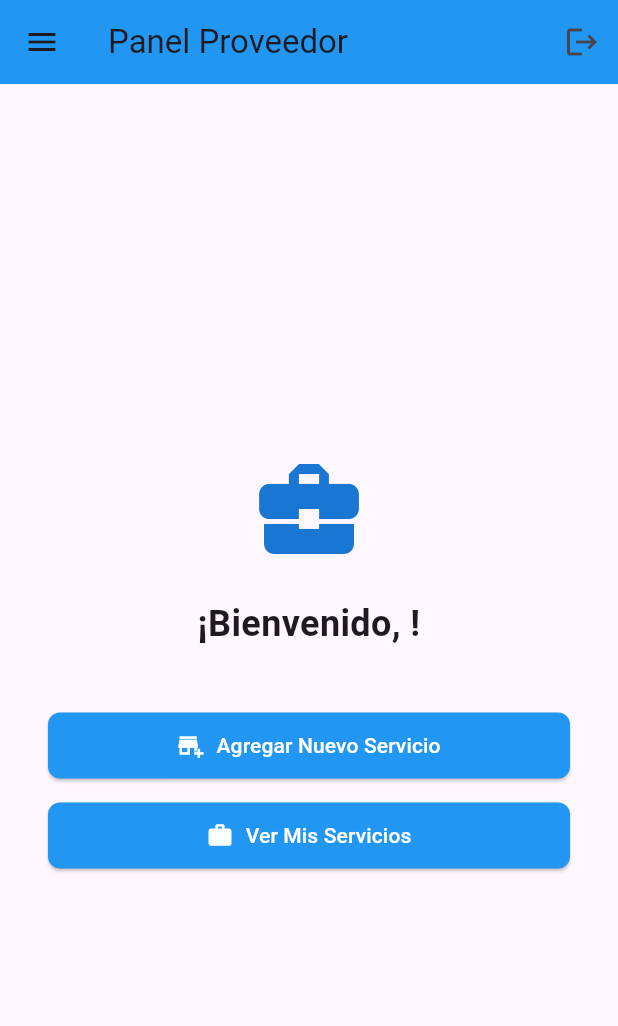
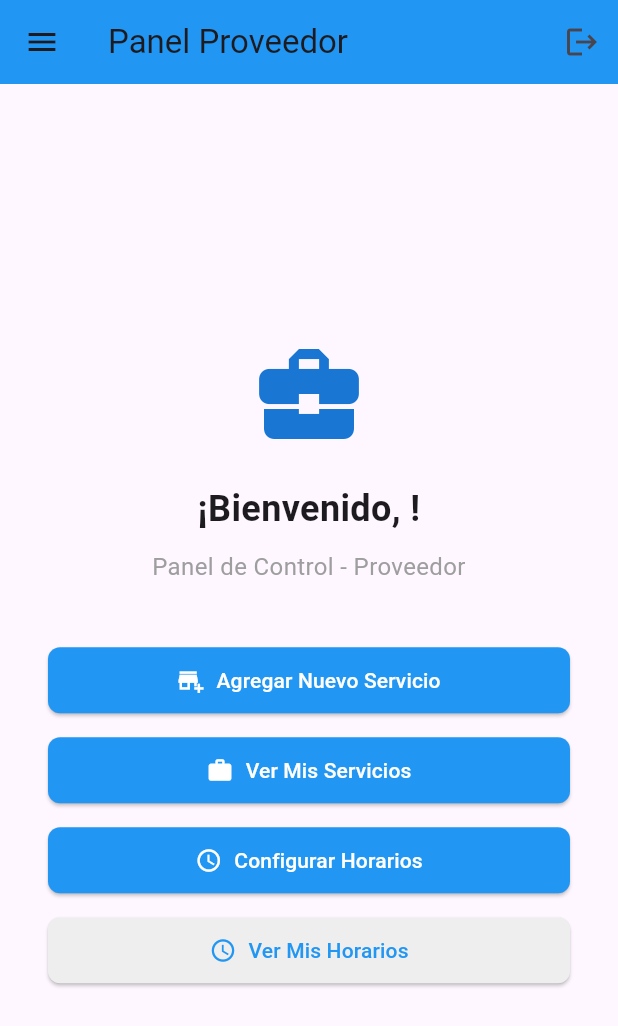
Before and after one commit to alexa11b/Citas_moviles_J.A, a Flutter app: the DashboardProveedor screen opened directly with empty values, on a phone screen of 412 x 824 dp. Shown: the top 1026 px of the screen. Run offline on Flutter 3.47's test engine with Material 3 defaults, Android fonts, the phone set to English and light mode, and no system bars; accounts and stored records are empty.

Commit message:
Sprint 2_C-H  27/10/25

```diff
--- a/flutter_application_appdate2/lib/MVVM/View/dashboard_proveedor.dart
+++ b/flutter_application_appdate2/lib/MVVM/View/dashboard_proveedor.dart
@@ -5,6 +5,8 @@ import 'package:flutter_application_appdate2/MVVM/Models/usuario.dart';
 import 'package:flutter_application_appdate2/MVVM/View/pagina_servicios.dart';
 import 'package:flutter_application_appdate2/MVVM/View/agregar_servicio.dart';
 import 'package:flutter_application_appdate2/MVVM/View/pagina_perfil.dart';
+import 'package:flutter_application_appdate2/MVVM/View/agregar_horario.dart';
+import 'package:flutter_application_appdate2/MVVM/View/pagina_horario.dart';
 
 class DashboardProveedor extends StatelessWidget {
   final Usuario usuario;
@@ -45,6 +47,12 @@ class DashboardProveedor extends StatelessWidget {
               style: const TextStyle(fontSize: 24, fontWeight: FontWeight.bold),
               textAlign: TextAlign.center,
             ),
+            const SizedBox(height: 10),
+            const Text(
+              'Panel de Control - Proveedor',
+              style: TextStyle(fontSize: 16, color: Colors.grey),
+              textAlign: TextAlign.center,
+            ),
             const SizedBox(height: 40),
             _buildActionButton(
               context: context,
@@ -62,6 +70,26 @@ class DashboardProveedor extends StatelessWidget {
               onPressed: () {
                 Navigator.push(context, MaterialPageRoute(builder: (_) => const PaginaServicios(esProveedor: true)));
               },
+            ),
+            const SizedBox(height: 12),
+            // -- BOTONES DE HORARIOS RESTAURADOS --
+            _buildActionButton(
+              context: context,
+              icon: Icons.schedule,
+              label: 'Configurar Horarios',
+              onPressed: () {
+                Navigator.push(context, MaterialPageRoute(builder: (_) => const PaginaAgregarHorario()));
+              },
+            ),
+            const SizedBox(height: 12),
+            _buildActionButton(
+              context: context,
+              icon: Icons.access_time,
+              label: 'Ver Mis Horarios',
+              onPressed: () {
+                Navigator.push(context, MaterialPageRoute(builder: (_) => const PaginaHorario()));
+              },
+              isSecondary: true,
             ),
           ],
         ),
@@ -89,6 +117,24 @@ class DashboardProveedor extends StatelessWidget {
             onTap: () => Navigator.pop(context),
           ),
           const Divider(),
+          // -- OPCIONES DE HORARIOS RESTAURADAS EN EL MENÚ --
+          ListTile(
+            leading: const Icon(Icons.add_business, color: Colors.green),
+            title: const Text('Agregar Servicio'),
+            onTap: () {
+              Navigator.pop(context);
+              Navigator.push(context, MaterialPageRoute(builder: (context) => const PaginaAgregarServicio()));
+            },
+          ),
+          ListTile(
+            leading: const Icon(Icons.schedule, color: Colors.purple),
+            title: const Text('Configurar Horario'),
+            onTap: () {
+              Navigator.pop(context);
+              Navigator.push(context, MaterialPageRoute(builder: (context) => const PaginaAgregarHorario()));
+            },
+          ),
+          const Divider(),
           ListTile(
             leading: const Icon(Icons.person),
             title: const Text('Mi Perfil'),
@@ -112,6 +158,7 @@ class DashboardProveedor extends StatelessWidget {
     required IconData icon,
     required String label,
     required VoidCallback onPressed,
+    bool isSecondary = false,
   }) {
     return SizedBox(
       width: double.infinity,
@@ -120,8 +167,8 @@ class DashboardProveedor extends StatelessWidget {
         label: Text(label),
         onPressed: onPressed,
         style: ElevatedButton.styleFrom(
-          backgroundColor: Colors.blue,
-          foregroundColor: Colors.white,
+          backgroundColor: isSecondary ? Colors.grey[200] : Colors.blue,
+          foregroundColor: isSecondary ? Colors.blue : Colors.white,
           padding: const EdgeInsets.symmetric(vertical: 12),
           shape: RoundedRectangleBorder(
             borderRadius: BorderRadius.circular(8),
```
